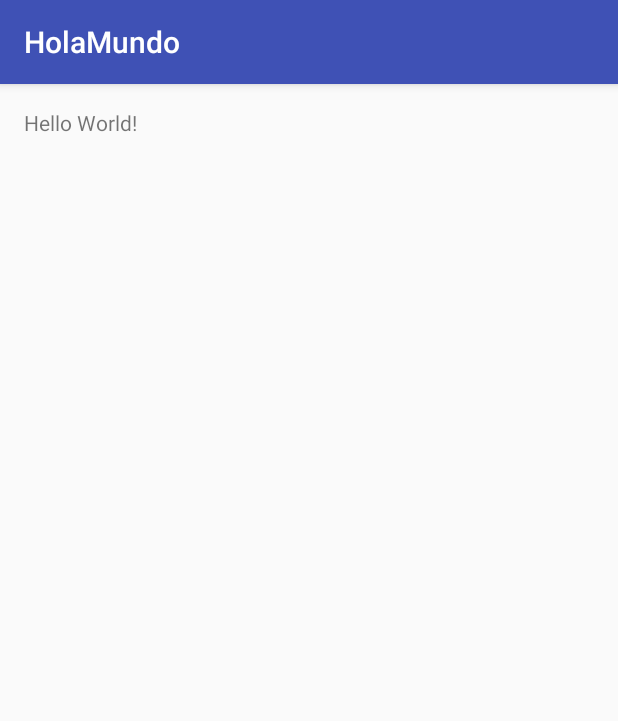
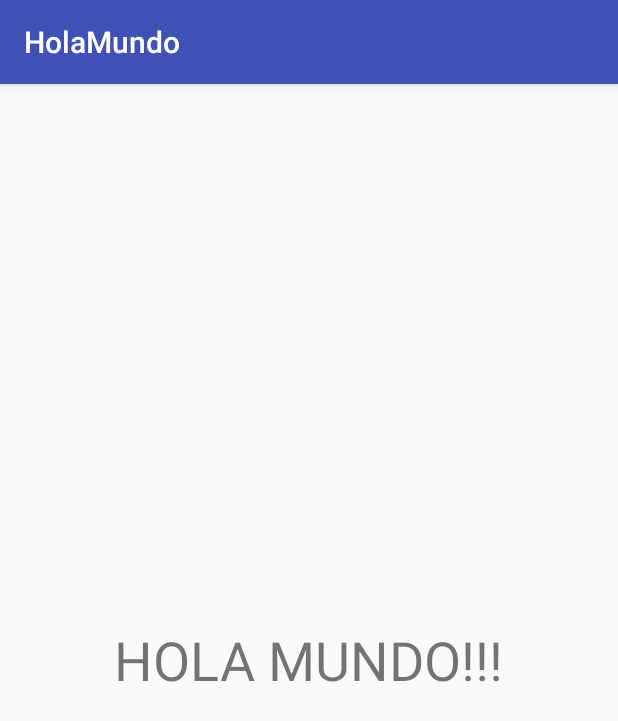
Before and after one commit to isanavi7/AndroidTest, an Android app: the screen it shows after launch (MainActivity), on a phone screen of 412 x 824 dp. Shown: the top 721 px of the screen. Run offline under Robolectric (Android 15) with nearby library versions, the phone set to English and light mode, and no system bars.

Commit message:
edith activity main
Editando el Texto y el tamaño

```diff
--- a/HolaMundo/app/src/main/res/layout/activity_main.xml
+++ b/HolaMundo/app/src/main/res/layout/activity_main.xml
@@ -13,5 +13,10 @@
     <TextView
         android:layout_width="wrap_content"
         android:layout_height="wrap_content"
-        android:text="Hello World!" />
+        android:text="HOLA MUNDO!!!"
+        android:id="@+id/textView2"
+        android:layout_centerVertical="true"
+        android:layout_centerHorizontal="true"
+        android:textSize="36sp" />
+
 </RelativeLayout>
```
